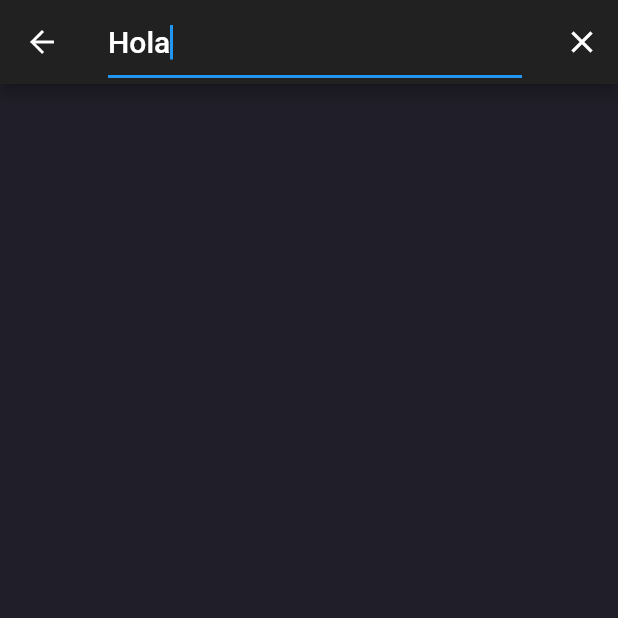
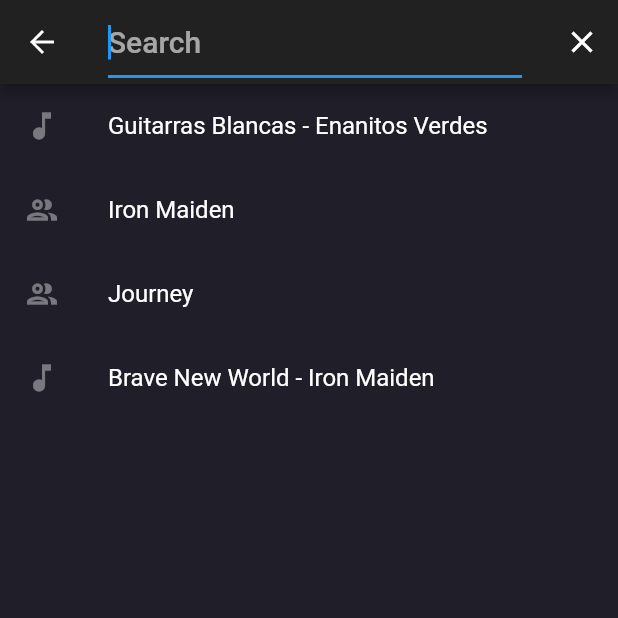
Before and after one commit to jhonc42/appbar, a Flutter app: the screen it shows after launch, after a tap on the "search" icon, on a phone screen of 412 x 824 dp, the top half of it. Run offline on Flutter 3.47's test engine with Material 2 defaults, Android fonts, the phone set to English and light mode, and no system bars; our stand-ins replace flutter_swiper, font_awesome_flutter; network calls fail.

Commit message:
creación página reproducción e inclusión rutas

```diff
--- a/lib/main.dart
+++ b/lib/main.dart
@@ -1,8 +1,9 @@
 import 'package:flutter/material.dart';
 
+import 'package:miappbar/src/theme/theme.dart';
 import 'package:miappbar/src/pages/albumes_player_page.dart';
 import 'package:miappbar/src/pages/init_player_page.dart';
-import 'package:miappbar/src/theme/theme.dart';
+import 'package:miappbar/src/pages/music_player_page.dart';
 
 void main() => runApp(MyApp());
 
@@ -10,10 +11,16 @@ class MyApp extends StatelessWidget {
   @override
   Widget build(BuildContext context) {
     return MaterialApp(
-        debugShowCheckedModeBanner: false,
-        title: 'App Bar',
-        theme: myTheme,
-        home: InitPlayerPage());
-    //home: AlbumesPlayerPage());
+      debugShowCheckedModeBanner: false,
+      title: 'App Bar',
+      theme: myTheme,
+      // home: InitPlayerPage()
+      initialRoute: '/',
+      routes: {
+        '/': (BuildContext context) => InitPlayerPage(),
+        'albumes': (BuildContext context) => AlbumesPlayerPage(),
+        'player': (BuildContext context) => MusicPlayerPage(),
+      },
+    );
   }
 }
--- a/lib/src/pages/init_player_page.dart
+++ b/lib/src/pages/init_player_page.dart
@@ -18,7 +18,9 @@ class InitPlayerPage extends StatelessWidget {
             icon: Icon(Icons.search),
             onPressed: () {
               showSearch(
-                  context: context, delegate: DataSearch(), query: 'Hola');
+                  // context: context, delegate: DataSearch(), query: 'Hola');
+                  context: context,
+                  delegate: DataSearch());
             },
           )
         ],
--- a/lib/src/search/search_delegate.dart
+++ b/lib/src/search/search_delegate.dart
@@ -1,6 +1,30 @@
 import 'package:flutter/material.dart';
+import 'package:miappbar/src/models/Song.dart';
 
 class DataSearch extends SearchDelegate {
+  final List<Song> songs = [
+    new Song(name: "Brave New World - Iron Maiden", type: 0),
+    new Song(name: "Nothing else matters - Metallica", type: 0),
+    new Song(name: "Don\'t stop believe in - Journey", type: 0),
+    new Song(name: "Hysteria - Def Leppard", type: 0),
+    new Song(name: "Verano traidor - Vilma Palma e Vampiros", type: 0),
+    new Song(name: "Cordillera -  Enanitos Verdes", type: 0),
+    new Song(name: "Screaming in the night - Krokus", type: 0),
+    new Song(name: "Guitarras Blancas - Enanitos Verdes", type: 0),
+    new Song(name: "Reino Olvidado - Rata Blanca", type: 0),
+    new Song(name: "Soda Stereo", type: 1),
+    new Song(name: "Iron Maiden", type: 1),
+    new Song(name: "Journey", type: 1),
+    new Song(name: "Def Leppard", type: 1)
+  ];
+
+  final List<Song> recommendedSongs = [
+    new Song(name: "Guitarras Blancas - Enanitos Verdes", type: 0),
+    new Song(name: "Iron Maiden", type: 1),
+    new Song(name: "Journey", type: 1),
+    new Song(name: "Brave New World - Iron Maiden", type: 0)
+  ];
+
   @override
   ThemeData appBarTheme(BuildContext context) {
     return Theme.of(context);
@@ -26,7 +50,8 @@ class DataSearch extends SearchDelegate {
       icon: AnimatedIcon(
           icon: AnimatedIcons.menu_arrow, progress: transitionAnimation),
       onPressed: () {
-        close(context, null);
+        // close(context, null);
+        // Navigator.pushNamed(context, '/');
       },
     );
   }
@@ -40,6 +65,31 @@ class DataSearch extends SearchDelegate {
   @override
   Widget buildSuggestions(BuildContext context) {
     // son las sugerencias que aparecen cuando la persona escribe.
-    return Container();
+
+    final List<Song> suggestedList = (query.isEmpty)
+        ? recommendedSongs
+        : songs
+            .where((p) => p.name.toLowerCase().contains(query.toLowerCase()))
+            .toList();
+    // TODO cambiar esto por un FutureBuilder cuando tenga la API ver video 123 4:48 seg
+    return ListView.builder(
+      itemCount: suggestedList.length,
+      itemBuilder: (context, i) {
+        return ListTile(
+          leading: (suggestedList[i].type == 0)
+              ? Icon(Icons.music_note)
+              : Icon(Icons.group_outlined),
+          title: Text(suggestedList[i].name),
+          onTap: () {
+            close(context, null);
+            if (suggestedList[i].type == 0) {
+              Navigator.pushNamed(context, 'player');
+            } else {
+              Navigator.pushNamed(context, 'albumes');
+            }
+          },
+        );
+      },
+    );
   }
 }
```
Also changed, not shown: lib/src/helpers/helpers.dart (added, +45 -0 lines), lib/src/models/Song.dart (added, +25 -0 lines), lib/src/pages/music_player_page.dart (added, +188 -0 lines), lib/src/widgets/custom_appbar.dart (+7 -1 lines).
